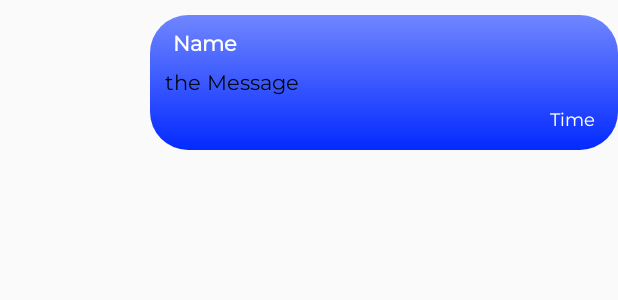
After one commit to mohameddhouibi/DesignThinking, an Android app: the layout row_groupchat_right.xml on its own in the app's theme, with its tools: preview values and no code run, on a phone screen of 412 x 824 dp. The commit adds this screen. Shown: the top 300 px of the screen. Run offline under Robolectric (Android 15) with nearby library versions, the phone set to English and light mode, and no system bars.

Commit message:
DesignThinking

```diff
--- a/app/build.gradle
+++ b/app/build.gradle
@@ -47,4 +47,5 @@ dependencies {
     implementation 'com.yuyakaido.android:card-stack-view:2.3.4'
     implementation 'com.squareup.picasso:picasso:2.71828'
     implementation 'com.r0adkll:slidableactivity:2.1.0'
+    implementation 'com.google.firebase:firebase-messaging:20.1.0'
 }
--- /dev/null
+++ b/app/src/main/res/drawable/bt_blanc2.xml
@@ -0,0 +1,10 @@
+<?xml version="1.0" encoding="utf-8"?>
+<shape xmlns:android="http://schemas.android.com/apk/res/android"
+    android:shape="rectangle">
+    <gradient
+        android:startColor="#032AFF"
+        android:endColor="#7086FF"
+        android:angle="90"/>
+    <corners
+        android:radius="25dp"/>
+</shape>
--- /dev/null
+++ b/app/src/main/res/layout/row_groupchat_right.xml
@@ -0,0 +1,42 @@
+<?xml version="1.0" encoding="utf-8"?>
+<RelativeLayout
+    xmlns:android="http://schemas.android.com/apk/res/android"
+    android:layout_width="match_parent"
+    android:layout_height="wrap_content"
+    android:background="@drawable/bt_blanc2"
+    android:layout_marginStart="100dp"
+    android:layout_marginTop="10dp"
+    android:padding="10dp"
+    >
+    <TextView
+        android:id="@+id/NameTv"
+        android:layout_width="wrap_content"
+        android:layout_height="wrap_content"
+        android:text="Name"
+        android:fontFamily="@font/montserrat"
+        android:textColor="@color/colorWhite"
+        android:textStyle="bold"
+        android:layout_marginStart="5dp"></TextView>
+    <TextView
+        android:id="@+id/messageTv"
+        android:layout_width="wrap_content"
+        android:layout_height="wrap_content"
+        android:layout_marginTop="5dp"
+        android:layout_marginBottom="5dp"
+        android:text="the Message"
+        android:layout_below="@+id/NameTv"
+        android:fontFamily="@font/montserrat"
+        android:textColor="@color/black_color"></TextView>
+    <TextView
+        android:id="@+id/timetv"
+        android:layout_width="wrap_content"
+        android:layout_height="wrap_content"
+        android:layout_alignParentEnd="true"
+        android:text="Time"
+        android:fontFamily="@font/montserrat"
+        android:layout_below="@+id/messageTv"
+        android:textSize="12sp"
+        android:textColor="@color/colorWhite"
+
+        android:layout_marginEnd="5dp"></TextView>
+</RelativeLayout>
--- a/app/src/main/res/values/colors.xml
+++ b/app/src/main/res/values/colors.xml
@@ -10,6 +10,6 @@
 
 
     <color name="tab_indicator_gray">#c0c0c0</color>
-    <color name="intro_title_color">#000000</color>
+    <color name="black_color">#000000</color>
     <color name="intro_description_color">#656565</color>
 </resources>
```
Also changed, not shown: app/src/main/java/com/muhameddhouibi/designthinking/Entity/ChatGroup.java (added, +48 -0 lines), app/src/main/java/com/muhameddhouibi/designthinking/RooActivity.java (+7 -0 lines), app/src/main/java/com/muhameddhouibi/designthinking/Steps/Step1Activity.java (+141 -15 lines), app/src/main/res/drawable/ic_attach_file_black_24dp.xml (added, +9 -0 lines), app/src/main/res/drawable/ic_send_black_24dp.xml (added, +9 -0 lines), app/src/main/res/layout/row_groupchat_left.xml (added, +42 -0 lines).
